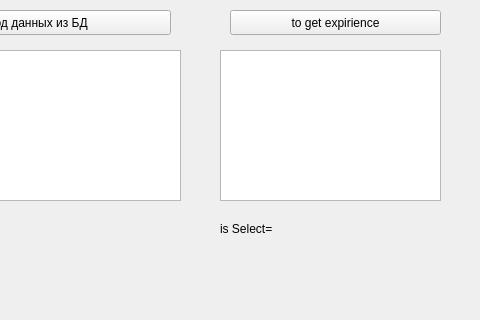
Old version of the form mainwindow.ui in the repository mishanyya/Qt_input_output_data_DB_by_text_fields; both pictures show x 320 to 800 and y 0 to 320 of the 800 by 600 pixel window.
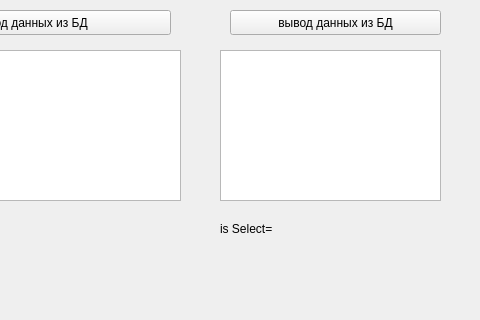
New version of the form.

The edit to the form file:
```diff
--- a/mainwindow.ui
+++ b/mainwindow.ui
@@ -100,7 +100,7 @@
      </rect>
     </property>
     <property name="text">
-     <string>to get expirience</string>
+     <string>вывод данных из БД</string>
     </property>
    </widget>
    <widget class="QTextEdit" name="textEdit_2">
```
